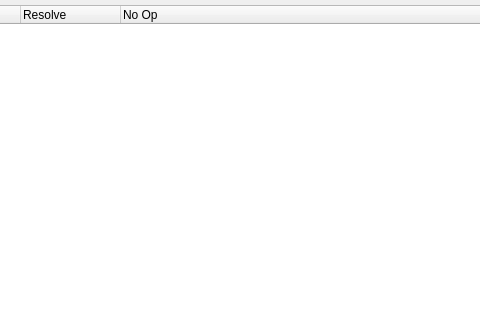
Above: ui/Status.ui from joelriendeau/exile before the change; both pictures show x 485 to 965 and y 0 to 320 of the 1092 by 806 pixel window. Below: the same form after it.
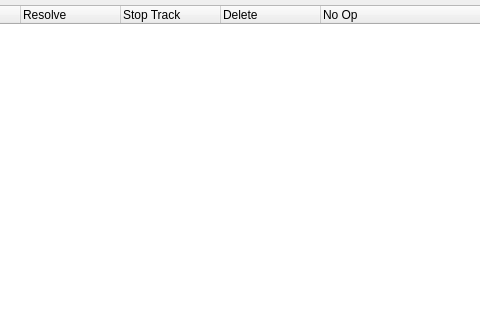
That is the form after the change.

Commit message: Add "untrack" capability. Delete to follow.

Diff of the .ui file:
```diff
--- a/ui/Status.ui
+++ b/ui/Status.ui
@@ -80,6 +80,16 @@
         <string>Resolve</string>
        </property>
       </column>
+      <column>
+       <property name="text">
+        <string>Stop Track</string>
+       </property>
+      </column>
+      <column>
+       <property name="text">
+        <string>Delete</string>
+       </property>
+      </column>
       <column>
        <property name="text">
         <string>No Op</string>
```
The commit also changes 4 other files.
